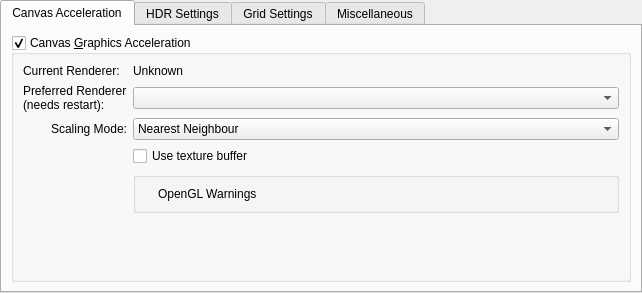
Above: libs/ui/forms/wdgdisplaysettings.ui from KDE/krita before the change. Below: the same form after it.
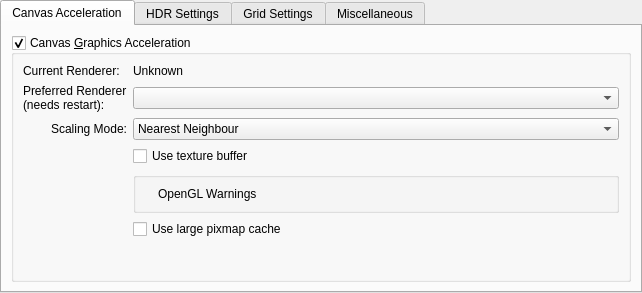
That is the form after the change. Custom widgets are drawn as their Qt base class.

Commit message:
Make the OpenGL workaround available for all platforms
BUG:401940

What changed in the file:
```diff
--- a/libs/ui/forms/wdgdisplaysettings.ui
+++ b/libs/ui/forms/wdgdisplaysettings.ui
@@ -127,6 +127,22 @@
             </property>
            </widget>
           </item>
+          <item row="5" column="1">
+           <widget class="QCheckBox" name="chkLargePixmapCache">
+            <property name="sizePolicy">
+             <sizepolicy hsizetype="Minimum" vsizetype="Minimum">
+              <horstretch>0</horstretch>
+              <verstretch>0</verstretch>
+             </sizepolicy>
+            </property>
+            <property name="toolTip">
+             <string>&lt;html&gt;&lt;head/&gt;&lt;body&gt;&lt;p&gt;This should be enabled if you see any artifacts while using assistants.&lt;/p&gt;&lt;/body&gt;&lt;/html&gt;</string>
+            </property>
+            <property name="text">
+             <string>Use large pixmap cache</string>
+            </property>
+           </widget>
+          </item>
           <item row="4" column="1">
            <widget class="QGroupBox" name="grpOpenGLWarnings">
             <property name="title">
@@ -204,7 +220,7 @@
             </property>
            </widget>
           </item>
-          <item row="5" column="0" colspan="2">
+          <item row="6" column="0" colspan="2">
            <spacer name="verticalSpacer_3">
             <property name="orientation">
              <enum>Qt::Vertical</enum>
```
The commit also changes 2 other files.
